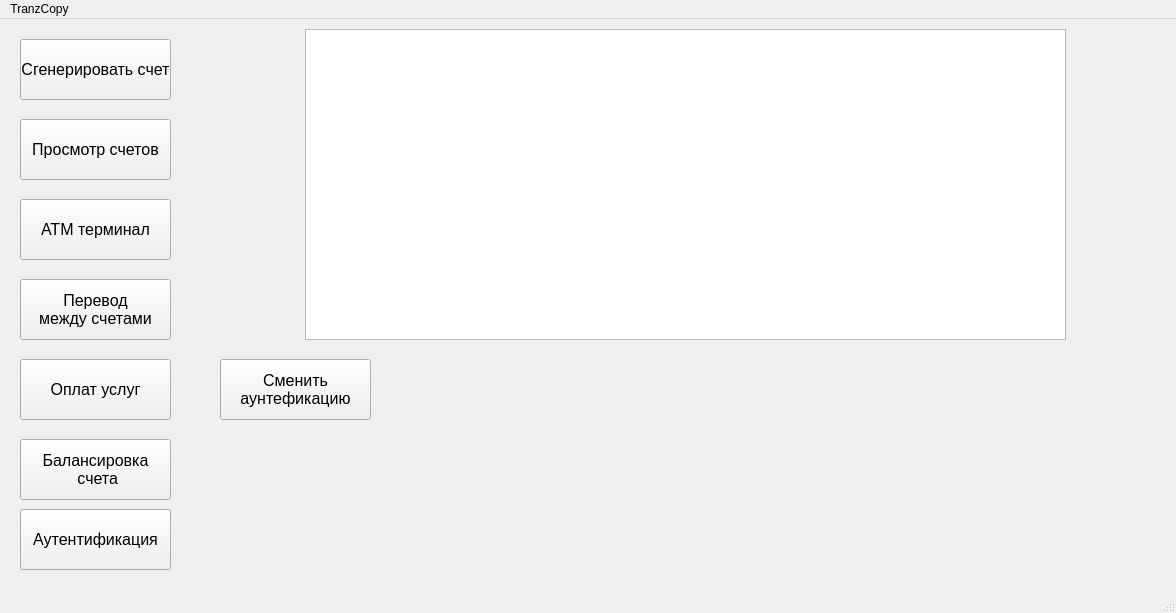
This is mainwindow.ui in dadelgareev/TranzCopy as Qt 5 draws it before an edit. The edited form follows.
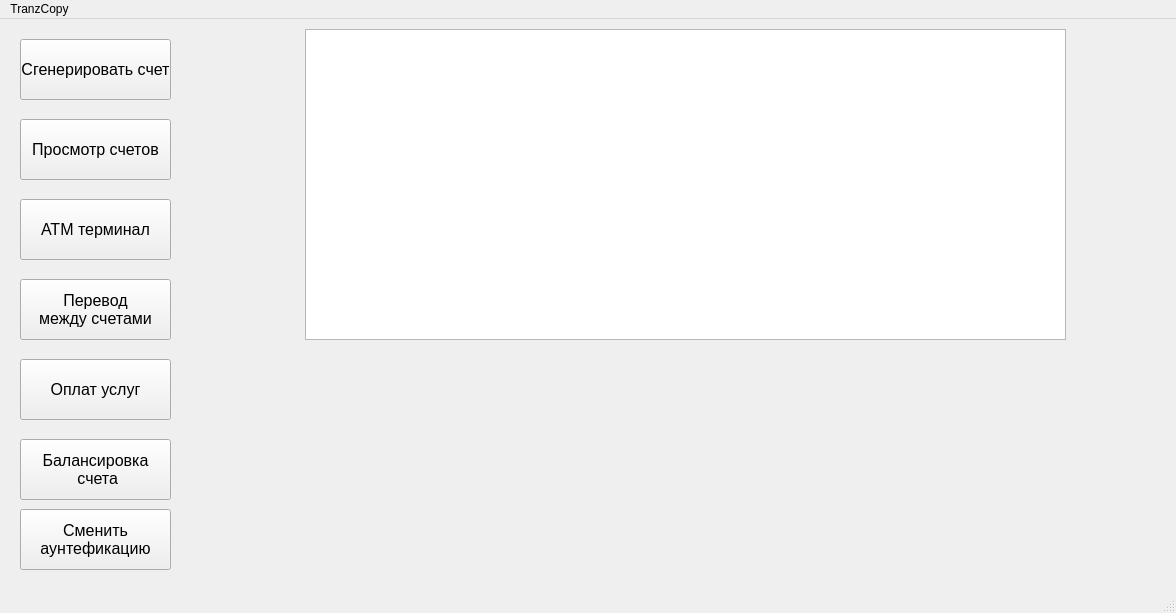
This is the edited form. Icons and pictures are not drawn.

```diff
--- a/mainwindow.ui
+++ b/mainwindow.ui
@@ -134,7 +134,7 @@
  счета</string>
     </property>
    </widget>
-   <widget class="QPushButton" name="authButton">
+   <widget class="QPushButton" name="changeAuthButton">
     <property name="geometry">
      <rect>
       <x>20</x>
@@ -149,24 +149,6 @@
      </font>
     </property>
     <property name="text">
-     <string>Аутентификация</string>
-    </property>
-   </widget>
-   <widget class="QPushButton" name="changeAuthButton">
-    <property name="geometry">
-     <rect>
-      <x>220</x>
-      <y>340</y>
-      <width>151</width>
-      <height>61</height>
-     </rect>
-    </property>
-    <property name="font">
-     <font>
-      <pointsize>12</pointsize>
-     </font>
-    </property>
-    <property name="text">
      <string>Сменить
 аунтефикацию</string>
     </property>
```
Left out of the diff: 16 changed lines with no effect on the pictures.
